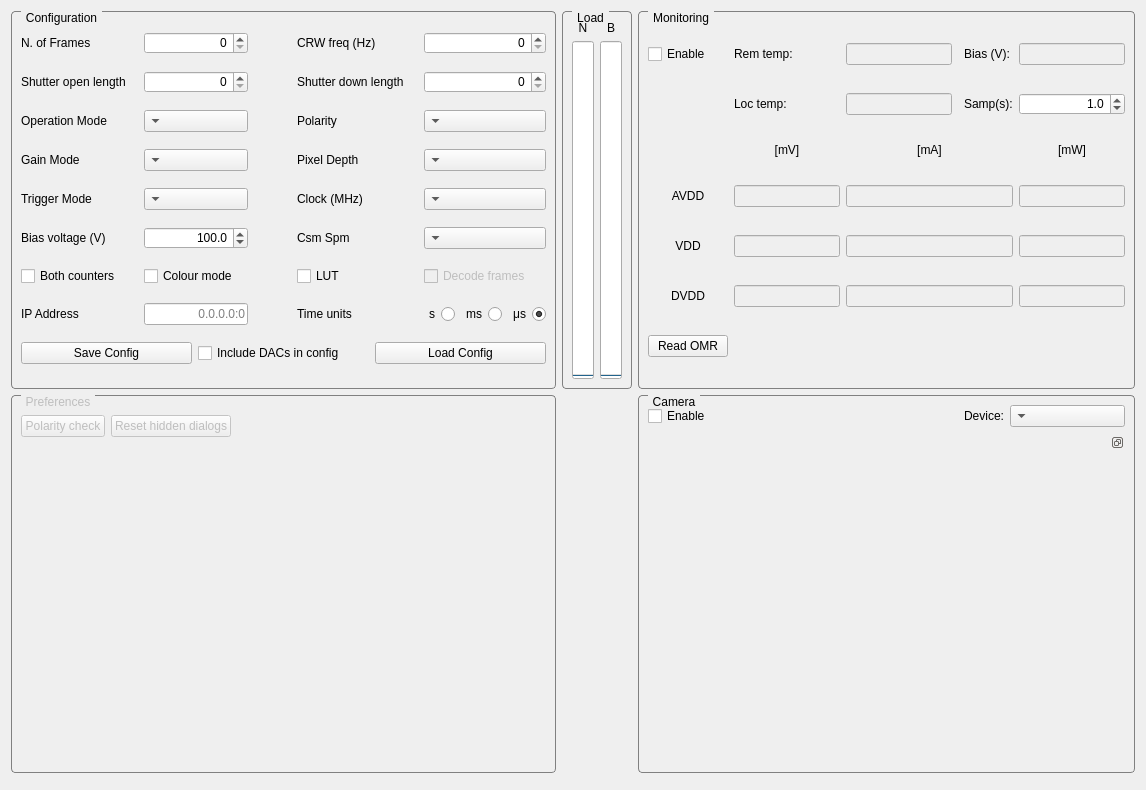
Above: SpidrMpx3Eq/qcstmconfigmonitoring.ui from navrit/dexter before the change. Below: the same form after it.
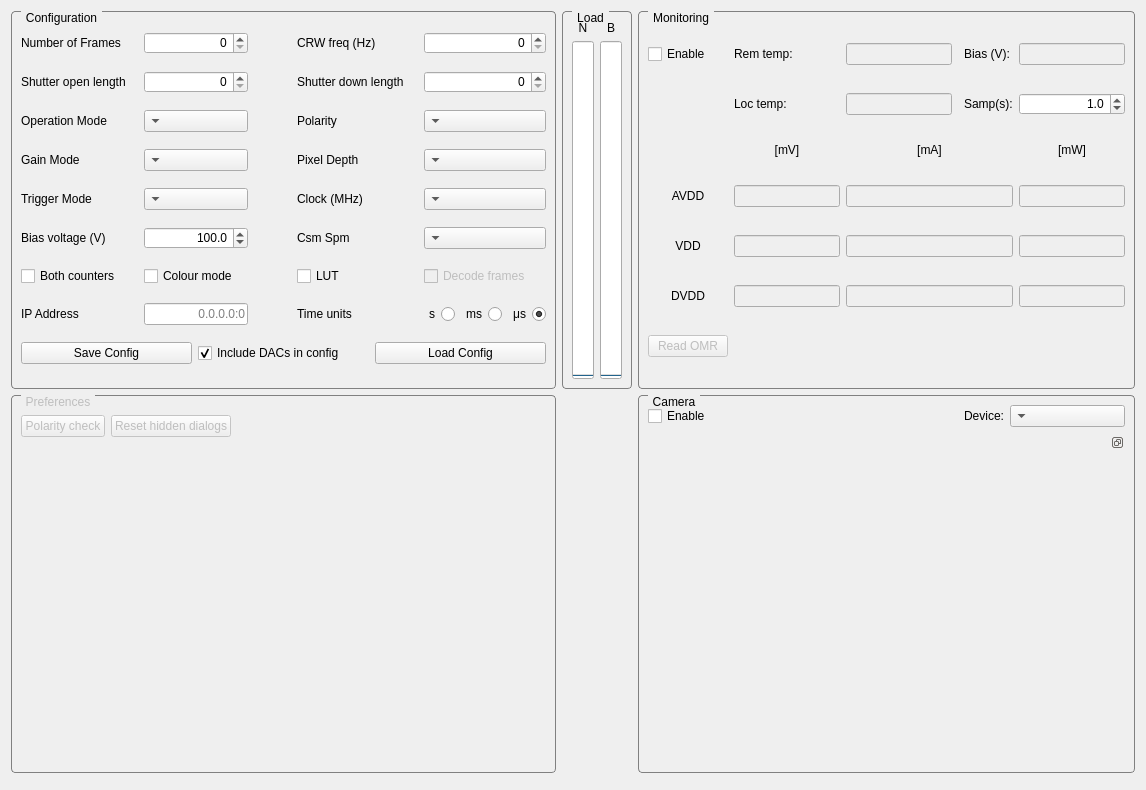
That is the form after the change.

Commit message: get OMR bug fix FINALLY

Diff of the .ui file:
```diff
--- a/SpidrMpx3Eq/qcstmconfigmonitoring.ui
+++ b/SpidrMpx3Eq/qcstmconfigmonitoring.ui
@@ -297,7 +297,7 @@
            <string>&lt;html&gt;&lt;head/&gt;&lt;body&gt;&lt;p&gt;Number of frames/triggers&lt;/p&gt;&lt;/body&gt;&lt;/html&gt;</string>
           </property>
           <property name="text">
-           <string>N. of Frames</string>
+           <string>Number of Frames</string>
           </property>
          </widget>
         </item>
@@ -419,6 +419,9 @@
             <property name="text">
              <string>Include DACs in config</string>
             </property>
+            <property name="checked">
+             <bool>true</bool>
+            </property>
            </widget>
           </item>
           <item>
@@ -509,6 +512,9 @@
         </item>
         <item row="11" column="0">
          <widget class="QPushButton" name="readOMRPushButton">
+          <property name="enabled">
+           <bool>false</bool>
+          </property>
           <property name="toolTip">
            <string>&lt;html&gt;&lt;head/&gt;&lt;body&gt;&lt;p&gt;O... Master Register&lt;/p&gt;&lt;/body&gt;&lt;/html&gt;</string>
           </property>
```
The commit also changes 2 other files.
